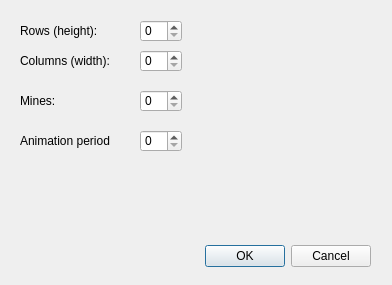
Qt form gui/minesweeper_settings.ui (monkecoder/Minesweeper) before a commit.
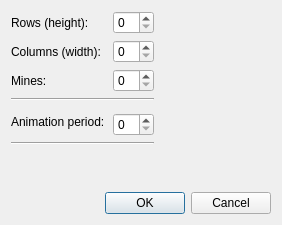
The same form after that commit.

Commit message: Changed settings dialog a bit

```diff
--- a/gui/minesweeper_settings.ui
+++ b/gui/minesweeper_settings.ui
@@ -6,121 +6,105 @@
    <rect>
     <x>0</x>
     <y>0</y>
-    <width>392</width>
-    <height>285</height>
+    <width>282</width>
+    <height>225</height>
    </rect>
   </property>
   <property name="windowTitle">
    <string>Dialog</string>
   </property>
-  <widget class="QDialogButtonBox" name="buttonBox">
-   <property name="geometry">
-    <rect>
-     <x>30</x>
-     <y>240</y>
-     <width>341</width>
-     <height>32</height>
-    </rect>
-   </property>
-   <property name="orientation">
-    <enum>Qt::Horizontal</enum>
-   </property>
-   <property name="standardButtons">
-    <set>QDialogButtonBox::Cancel|QDialogButtonBox::Ok</set>
-   </property>
-  </widget>
+  <layout class="QGridLayout" name="gridLayout">
+   <item row="0" column="0">
   <widget class="QLabel" name="label_rows">
-   <property name="geometry">
-    <rect>
-     <x>20</x>
-     <y>20</y>
-     <width>111</width>
-     <height>21</height>
-    </rect>
-   </property>
    <property name="text">
     <string>Rows (height):</string>
    </property>
   </widget>
+   </item>
+   <item row="0" column="2">
+    <widget class="QSpinBox" name="spinBox_rows"/>
+   </item>
+   <item row="0" column="3">
+    <spacer name="horizontalSpacer">
+     <property name="orientation">
+      <enum>Qt::Orientation::Horizontal</enum>
+     </property>
+     <property name="sizeHint" stdset="0">
+      <size>
+       <width>120</width>
+       <height>20</height>
+      </size>
+     </property>
+    </spacer>
+   </item>
+   <item row="1" column="0">
   <widget class="QLabel" name="label_cols">
-   <property name="geometry">
-    <rect>
-     <x>20</x>
-     <y>50</y>
-     <width>111</width>
-     <height>21</height>
-    </rect>
-   </property>
    <property name="text">
     <string>Columns (width):</string>
    </property>
   </widget>
-  <widget class="QSpinBox" name="spinBox_rows">
-   <property name="geometry">
-    <rect>
-     <x>140</x>
-     <y>20</y>
-     <width>42</width>
-     <height>22</height>
-    </rect>
-   </property>
-  </widget>
-  <widget class="QSpinBox" name="spinBox_cols">
-   <property name="geometry">
-    <rect>
-     <x>140</x>
-     <y>50</y>
-     <width>42</width>
-     <height>22</height>
-    </rect>
-   </property>
-  </widget>
+   </item>
+   <item row="1" column="2">
+    <widget class="QSpinBox" name="spinBox_cols"/>
+   </item>
+   <item row="2" column="0">
   <widget class="QLabel" name="label_mines">
-   <property name="geometry">
-    <rect>
-     <x>20</x>
-     <y>90</y>
-     <width>111</width>
-     <height>21</height>
-    </rect>
-   </property>
    <property name="text">
     <string>Mines:</string>
    </property>
   </widget>
-  <widget class="QSpinBox" name="spinBox_mines">
-   <property name="geometry">
-    <rect>
-     <x>140</x>
-     <y>90</y>
-     <width>42</width>
-     <height>22</height>
-    </rect>
-   </property>
-  </widget>
+   </item>
+   <item row="2" column="2">
+    <widget class="QSpinBox" name="spinBox_mines"/>
+   </item>
+   <item row="3" column="0" colspan="3">
+    <widget class="Line" name="line">
+     <property name="orientation">
+      <enum>Qt::Orientation::Horizontal</enum>
+     </property>
+    </widget>
+   </item>
+   <item row="4" column="0" rowspan="2" colspan="2">
   <widget class="QLabel" name="label_animationPeriod">
-   <property name="geometry">
-    <rect>
-     <x>20</x>
-     <y>130</y>
-     <width>111</width>
-     <height>21</height>
-    </rect>
-   </property>
    <property name="text">
-    <string>Animation period</string>
-   </property>
-  </widget>
-  <widget class="QSpinBox" name="spinBox_animationPeriod">
-   <property name="geometry">
-    <rect>
-     <x>140</x>
-     <y>130</y>
-     <width>42</width>
-     <height>22</height>
-    </rect>
-   </property>
-  </widget>
+      <string>Animation period:</string>
+     </property>
+    </widget>
+   </item>
+   <item row="5" column="2">
+    <widget class="QSpinBox" name="spinBox_animationPeriod"/>
+   </item>
+   <item row="6" column="0" colspan="3">
+    <widget class="Line" name="line_2">
+     <property name="orientation">
+      <enum>Qt::Orientation::Horizontal</enum>
+     </property>
+    </widget>
+   </item>
+   <item row="7" column="0">
+    <spacer name="verticalSpacer">
+     <property name="orientation">
+      <enum>Qt::Orientation::Vertical</enum>
+     </property>
+     <property name="sizeHint" stdset="0">
+      <size>
+       <width>20</width>
+       <height>40</height>
+      </size>
+     </property>
+    </spacer>
+   </item>
+   <item row="8" column="0" colspan="4">
+    <widget class="QDialogButtonBox" name="buttonBox">
+     <property name="orientation">
+      <enum>Qt::Orientation::Horizontal</enum>
+     </property>
+     <property name="standardButtons">
+      <set>QDialogButtonBox::StandardButton::Cancel|QDialogButtonBox::StandardButton::Ok</set>
+     </property>
+    </widget>
+   </item>
+  </layout>
  </widget>
  <resources/>
  <connections>
```
Lines whose indentation alone changed are shown as unchanged. The commit also changes 1 other file.
